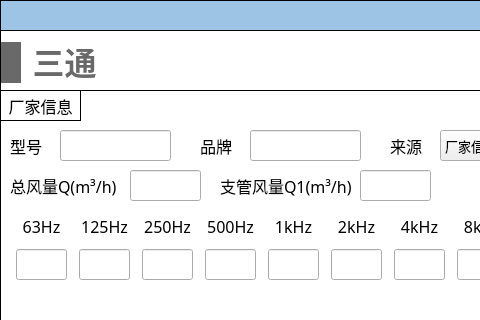
Old version of the form NoiseCalSoft/inputDialog/dialog_tee.ui in the repository haobana/NoiCal; both pictures show x 0 to 480 and y 0 to 320 of the 571 by 571 pixel window.
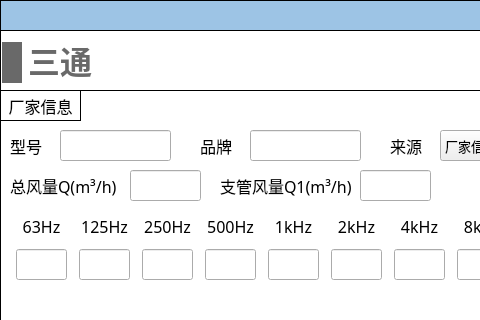
New version of the form. Icons and pictures are not drawn.

What changed in the file:
```diff
--- a/NoiseCalSoft/inputDialog/dialog_tee.ui
+++ b/NoiseCalSoft/inputDialog/dialog_tee.ui
@@ -85,66 +85,6 @@
 border: 1px solid #000000;
 }</string>
    </property>
-   <widget class="QWidget" name="layoutWidget_17">
-    <property name="geometry">
-     <rect>
-      <x>1</x>
-      <y>10</y>
-      <width>101</width>
-      <height>45</height>
-     </rect>
-    </property>
-    <layout class="QHBoxLayout" name="horizontalLayout_30">
-     <item>
-      <widget class="QLabel" name="label_40">
-       <property name="minimumSize">
-        <size>
-         <width>20</width>
-         <height>41</height>
-        </size>
-       </property>
-       <property name="maximumSize">
-        <size>
-         <width>20</width>
-         <height>41</height>
-        </size>
-       </property>
-       <property name="styleSheet">
-        <string notr="true">QLabel { 
-border: none; 
-background-color : rgb(105, 105, 105);
-}</string>
-       </property>
-       <property name="text">
-        <string/>
-       </property>
-      </widget>
-     </item>
-     <item>
-      <widget class="QLabel" name="label_41">
-       <property name="font">
-        <font>
-         <family>Microsoft YaHei</family>
-         <pointsize>24</pointsize>
-         <bold>true</bold>
-        </font>
-       </property>
-       <property name="styleSheet">
-        <string notr="true">QLabel { 
-border: none; 
-color : rgb(105, 105, 105);
-}</string>
-       </property>
-       <property name="text">
-        <string>三通</string>
-       </property>
-       <property name="alignment">
-        <set>Qt::AlignBottom|Qt::AlignHCenter</set>
-       </property>
-      </widget>
-     </item>
-    </layout>
-   </widget>
    <widget class="QWidget" name="widget" native="true">
     <property name="geometry">
      <rect>
@@ -915,6 +855,66 @@
      </layout>
     </widget>
    </widget>
+   <widget class="QLabel" name="label_40">
+    <property name="geometry">
+     <rect>
+      <x>2</x>
+      <y>12</y>
+      <width>20</width>
+      <height>41</height>
+     </rect>
+    </property>
+    <property name="minimumSize">
+     <size>
+      <width>20</width>
+      <height>41</height>
+     </size>
+    </property>
+    <property name="maximumSize">
+     <size>
+      <width>20</width>
+      <height>41</height>
+     </size>
+    </property>
+    <property name="styleSheet">
+     <string notr="true">QLabel { 
+border: none; 
+background-color : rgb(105, 105, 105);
+}</string>
+    </property>
+    <property name="text">
+     <string/>
+    </property>
+   </widget>
+   <widget class="QLabel" name="label_41">
+    <property name="geometry">
+     <rect>
+      <x>28</x>
+      <y>11</y>
+      <width>64</width>
+      <height>43</height>
+     </rect>
+    </property>
+    <property name="font">
+     <font>
+      <family>Microsoft YaHei</family>
+      <pointsize>24</pointsize>
+      <bold>true</bold>
+     </font>
+    </property>
+    <property name="styleSheet">
+     <string notr="true">QLabel { 
+border: none; 
+color : rgb(105, 105, 105);
+}</string>
+    </property>
+    <property name="text">
+     <string>三通</string>
+    </property>
+    <property name="alignment">
+     <set>Qt::AlignBottom|Qt::AlignHCenter</set>
+    </property>
+   </widget>
   </widget>
  </widget>
  <resources/>
```
